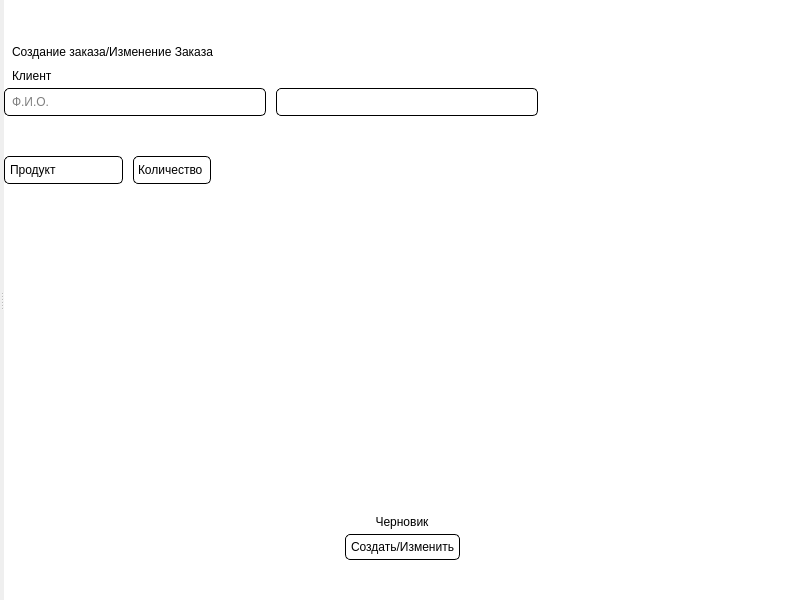
NoneType4Name/nto-contest, file commercial.ui: the form before one commit.
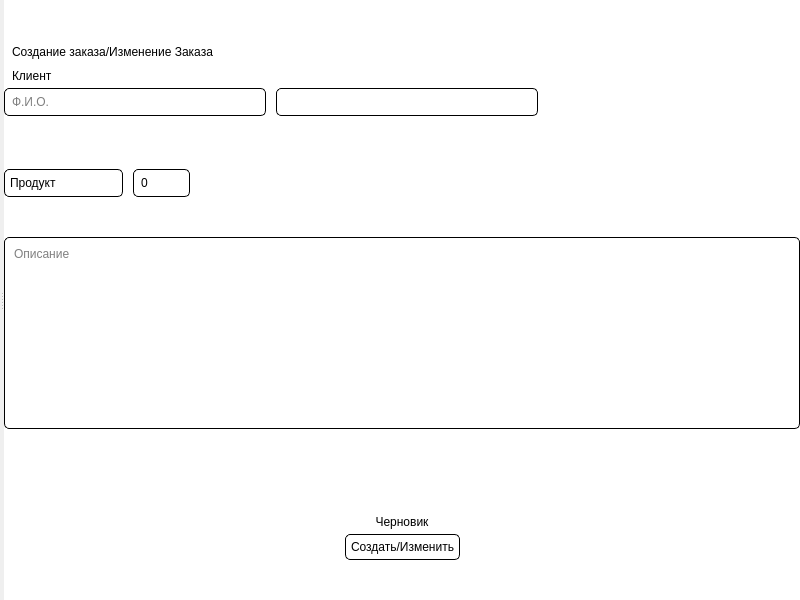
The form after the commit.

Commit message: added link login/commercial.

The edit to the form file:
```diff
--- a/commercial.ui
+++ b/commercial.ui
@@ -19,12 +19,12 @@
 	font: 13pt &quot;Segoe UI&quot;;
 }
 
-QPushButton, QLabel, QLineEdit, QSpinBox, QComboBox
+QPushButton, QLabel, QLineEdit, QSpinBox, QComboBox, QTextEdit
 {
 	padding: 5px;
 }
 
-QPushButton, QSpinBox, QLineEdit, QComboBox
+QPushButton, QSpinBox, QLineEdit, QComboBox, QTextEdit
 {
 	border: 1px solid rgb(0, 0, 0);
 	border-radius: 5px;
@@ -35,7 +35,7 @@
 	background-color: rgb(221, 221, 221);
 }
 
-QSpinBox:hover, QLineEdit:hover, QComboBox:hover, QPushButton:hover, QSpinBox:focus, QLineEdit:focus, QComboBox:focus, QPushButton:focus
+QSpinBox:hover, QLineEdit:hover, QComboBox:hover, QPushButton:hover, QTextEdit:hover, QSpinBox:focus, QLineEdit:focus, QComboBox:focus, QPushButton:focus, QTextEdit:focus
 {
 	outline: none;
 	border: 2px solid rgb(255, 126, 34);
@@ -298,12 +298,9 @@
           <number>0</number>
          </property>
          <item>
-          <spacer name="verticalSpacer_2">
+          <spacer name="verticalSpacer_5">
            <property name="orientation">
-            <enum>Qt::Orientation::Vertical</enum>
-           </property>
-           <property name="sizeType">
-            <enum>QSizePolicy::Policy::Preferred</enum>
+            <enum>Qt::Vertical</enum>
            </property>
            <property name="sizeHint" stdset="0">
             <size>
@@ -353,10 +350,7 @@
                 <set>Qt::AlignmentFlag::AlignLeading|Qt::AlignmentFlag::AlignLeft|Qt::AlignmentFlag::AlignVCenter</set>
                </property>
                <property name="buttonSymbols">
-                <enum>QAbstractSpinBox::ButtonSymbols::NoButtons</enum>
-               </property>
-               <property name="specialValueText">
-                <string>Количество</string>
+                <enum>QAbstractSpinBox::NoButtons</enum>
                </property>
                <property name="minimum">
                 <number>0</number>
@@ -391,6 +385,32 @@
          </item>
         </layout>
        </item>
+       <item>
+        <spacer name="verticalSpacer_2">
+         <property name="orientation">
+          <enum>Qt::Vertical</enum>
+         </property>
+         <property name="sizeType">
+          <enum>QSizePolicy::Preferred</enum>
+         </property>
+         <property name="sizeHint" stdset="0">
+          <size>
+           <width>20</width>
+           <height>40</height>
+          </size>
+         </property>
+        </spacer>
+       </item>
+       <item>
+        <widget class="QTextEdit" name="textEdit">
+         <property name="cursor" stdset="0">
+          <cursorShape>IBeamCursor</cursorShape>
+         </property>
+         <property name="placeholderText">
+          <string>Описание</string>
+         </property>
+        </widget>
+       </item>
        <item>
         <spacer name="verticalSpacer_3">
          <property name="orientation">
```
Left out of the diff: 30 changed lines with no effect on the pictures. The commit also changes 11 other files.
